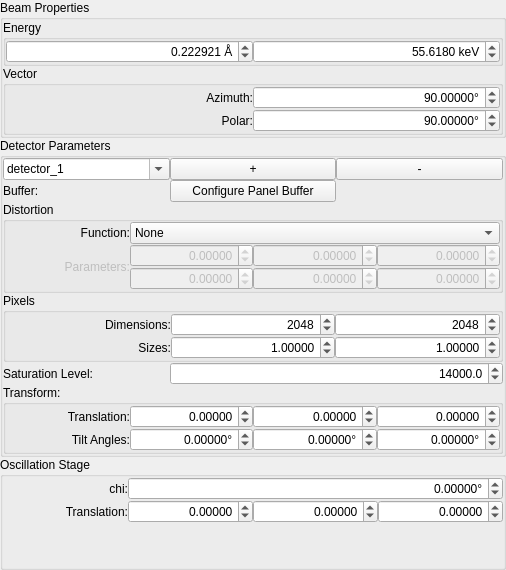
First picture: the form in hexrd/ui/resources/ui/calibration_config_widget.ui, repository HEXRD/hexrdgui, before the edit.
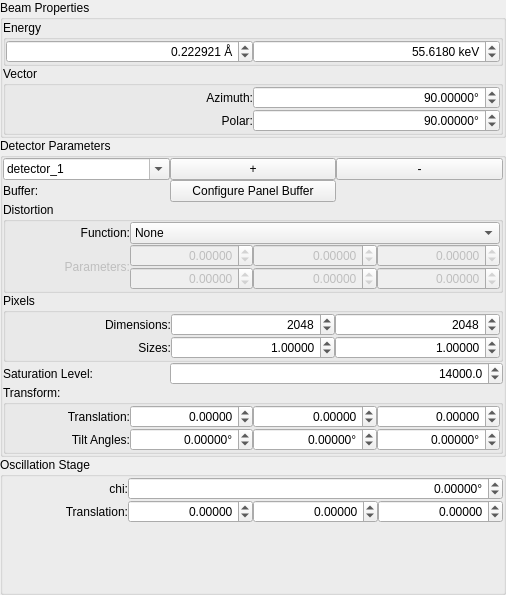
Second picture: the form after the edit. Custom widgets are drawn as their Qt base class.

Commit message: Add tab stop for new button

```diff
--- a/hexrd/ui/resources/ui/calibration_config_widget.ui
+++ b/hexrd/ui/resources/ui/calibration_config_widget.ui
@@ -7,7 +7,7 @@
     <x>0</x>
     <y>0</y>
     <width>506</width>
-    <height>570</height>
+    <height>595</height>
    </rect>
   </property>
   <layout class="QVBoxLayout" name="verticalLayout_2">
```
Left out of the diff: 1 changed line with no effect on the pictures.
